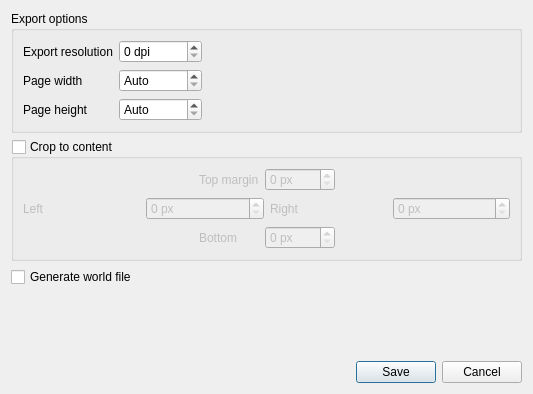
qgis/QGIS, file src/ui/layout/qgslayoutimageexportoptions.ui: the form before one commit.
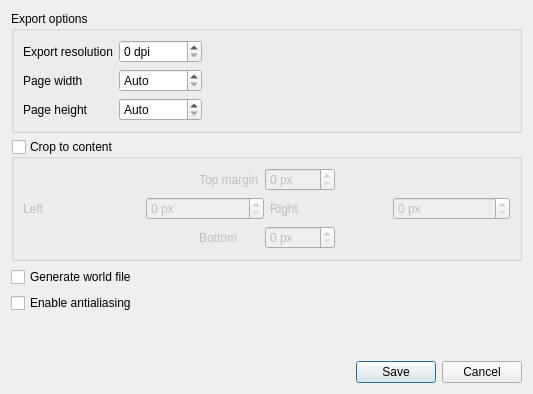
The form after the commit. Custom widgets are drawn as their Qt base class.

Commit message:
Expose antialiasing option in image export dialog
Allows for creating non-antialiased images from layouts. Note that
some layout item types do not correctly respect this setting, but
at least map items do and the API is in place for them to be
fixed later.

Fixes #9281

The edit to the form file:
```diff
--- a/src/ui/layout/qgslayoutimageexportoptions.ui
+++ b/src/ui/layout/qgslayoutimageexportoptions.ui
@@ -244,6 +244,16 @@
      </property>
     </widget>
    </item>
+   <item>
+    <widget class="QCheckBox" name="mAntialiasingCheckBox">
+     <property name="toolTip">
+      <string>If unchecked, the generated images will not be antialiased</string>
+     </property>
+     <property name="text">
+      <string>Enable antialiasing</string>
+     </property>
+    </widget>
+   </item>
    <item>
     <spacer name="verticalSpacer">
      <property name="orientation">
```
The commit also changes 7 other files.
